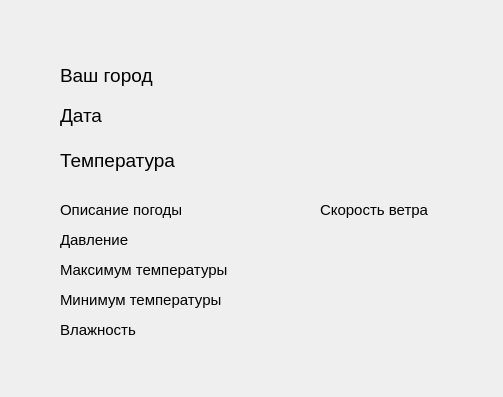
This is day.ui in Arteeemis/DESKTOP-WEATHER-APP as Qt 5 draws it before an edit. The edited form follows.
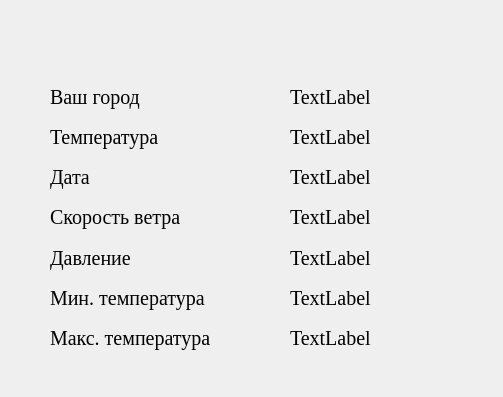
This is the edited form. Icons and pictures are not drawn.

What changed in the file:
```diff
--- a/day.ui
+++ b/day.ui
@@ -13,168 +13,9 @@
   <property name="windowTitle">
    <string>Form</string>
   </property>
-  <widget class="QLabel" name="City">
-   <property name="geometry">
-    <rect>
-     <x>60</x>
-     <y>60</y>
-     <width>131</width>
-     <height>31</height>
-    </rect>
-   </property>
-   <property name="font">
-    <font>
-     <pointsize>14</pointsize>
-    </font>
-   </property>
-   <property name="text">
-    <string>Ваш город</string>
-   </property>
-  </widget>
-  <widget class="QLabel" name="Date">
-   <property name="geometry">
-    <rect>
-     <x>60</x>
-     <y>100</y>
-     <width>141</width>
-     <height>31</height>
-    </rect>
-   </property>
-   <property name="font">
-    <font>
-     <pointsize>14</pointsize>
-    </font>
-   </property>
-   <property name="text">
-    <string>Дата</string>
-   </property>
-  </widget>
-  <widget class="QLabel" name="Temp">
-   <property name="geometry">
-    <rect>
-     <x>60</x>
-     <y>140</y>
-     <width>141</width>
-     <height>41</height>
-    </rect>
-   </property>
-   <property name="font">
-    <font>
-     <pointsize>14</pointsize>
-    </font>
-   </property>
-   <property name="text">
-    <string>Температура</string>
-   </property>
-  </widget>
-  <widget class="QLabel" name="WeatherDiscription">
-   <property name="geometry">
-    <rect>
-     <x>60</x>
-     <y>200</y>
-     <width>161</width>
-     <height>20</height>
-    </rect>
-   </property>
-   <property name="font">
-    <font>
-     <pointsize>11</pointsize>
-    </font>
-   </property>
-   <property name="text">
-    <string>Описание погоды</string>
-   </property>
-  </widget>
-  <widget class="QLabel" name="Pressure">
-   <property name="geometry">
-    <rect>
-     <x>60</x>
-     <y>230</y>
-     <width>91</width>
-     <height>20</height>
-    </rect>
-   </property>
-   <property name="font">
-    <font>
-     <pointsize>11</pointsize>
-    </font>
-   </property>
-   <property name="text">
-    <string>Давление</string>
-   </property>
-  </widget>
-  <widget class="QLabel" name="MaxTemp">
-   <property name="geometry">
-    <rect>
-     <x>60</x>
-     <y>260</y>
-     <width>211</width>
-     <height>20</height>
-    </rect>
-   </property>
-   <property name="font">
-    <font>
-     <pointsize>11</pointsize>
-    </font>
-   </property>
-   <property name="text">
-    <string>Максимум температуры</string>
-   </property>
-  </widget>
-  <widget class="QLabel" name="WindSpeed">
-   <property name="geometry">
-    <rect>
-     <x>320</x>
-     <y>200</y>
-     <width>151</width>
-     <height>20</height>
-    </rect>
-   </property>
-   <property name="font">
-    <font>
-     <pointsize>11</pointsize>
-    </font>
-   </property>
-   <property name="text">
-    <string>Скорость ветра</string>
-   </property>
-  </widget>
-  <widget class="QLabel" name="MinTemp">
-   <property name="geometry">
-    <rect>
-     <x>60</x>
-     <y>290</y>
-     <width>201</width>
-     <height>20</height>
-    </rect>
-   </property>
-   <property name="font">
-    <font>
-     <pointsize>11</pointsize>
-    </font>
-   </property>
-   <property name="text">
-    <string>Минимум температуры</string>
-   </property>
-  </widget>
-  <widget class="QLabel" name="Humidity">
-   <property name="geometry">
-    <rect>
-     <x>60</x>
-     <y>320</y>
-     <width>101</width>
-     <height>20</height>
-    </rect>
-   </property>
-   <property name="font">
-    <font>
-     <pointsize>11</pointsize>
-    </font>
-   </property>
-   <property name="text">
-    <string>Влажность</string>
-   </property>
-  </widget>
+  <property name="styleSheet">
+   <string notr="true"/>
+  </property>
   <widget class="QPushButton" name="GoBack">
    <property name="geometry">
     <rect>
@@ -201,6 +42,232 @@
     <bool>true</bool>
    </property>
   </widget>
+  <widget class="QWidget" name="gridLayoutWidget">
+   <property name="geometry">
+    <rect>
+     <x>50</x>
+     <y>80</y>
+     <width>321</width>
+     <height>275</height>
+    </rect>
+   </property>
+   <property name="font">
+    <font>
+     <family>Times New Roman</family>
+     <pointsize>15</pointsize>
+    </font>
+   </property>
+   <layout class="QGridLayout" name="gridLayout">
+    <item row="4" column="0">
+     <widget class="QLabel" name="Pressure">
+      <property name="font">
+       <font>
+        <family>Times New Roman</family>
+        <pointsize>15</pointsize>
+       </font>
+      </property>
+      <property name="text">
+       <string>Давление</string>
+      </property>
+     </widget>
+    </item>
+    <item row="0" column="2">
+     <widget class="QLabel" name="label">
+      <property name="font">
+       <font>
+        <family>Times New Roman</family>
+        <pointsize>15</pointsize>
+       </font>
+      </property>
+      <property name="text">
+       <string>TextLabel</string>
+      </property>
+     </widget>
+    </item>
+    <item row="2" column="0">
+     <widget class="QLabel" name="Date">
+      <property name="font">
+       <font>
+        <family>Times New Roman</family>
+        <pointsize>15</pointsize>
+       </font>
+      </property>
+      <property name="text">
+       <string>Дата</string>
+      </property>
+     </widget>
+    </item>
+    <item row="1" column="2">
+     <widget class="QLabel" name="label_2">
+      <property name="font">
+       <font>
+        <family>Times New Roman</family>
+        <pointsize>15</pointsize>
+       </font>
+      </property>
+      <property name="text">
+       <string>TextLabel</string>
+      </property>
+     </widget>
+    </item>
+    <item row="3" column="2">
+     <widget class="QLabel" name="label_4">
+      <property name="font">
+       <font>
+        <family>Times New Roman</family>
+        <pointsize>15</pointsize>
+       </font>
+      </property>
+      <property name="text">
+       <string>TextLabel</string>
+      </property>
+     </widget>
+    </item>
+    <item row="5" column="2">
+     <widget class="QLabel" name="label_6">
+      <property name="font">
+       <font>
+        <family>Times New Roman</family>
+        <pointsize>15</pointsize>
+       </font>
+      </property>
+      <property name="text">
+       <string>TextLabel</string>
+      </property>
+     </widget>
+    </item>
+    <item row="6" column="0">
+     <widget class="QLabel" name="MaxTemp">
+      <property name="font">
+       <font>
+        <family>Times New Roman</family>
+        <pointsize>15</pointsize>
+       </font>
+      </property>
+      <property name="text">
+       <string>Макс. температура</string>
+      </property>
+     </widget>
+    </item>
+    <item row="6" column="2">
+     <widget class="QLabel" name="label_7">
+      <property name="font">
+       <font>
+        <family>Times New Roman</family>
+        <pointsize>15</pointsize>
+       </font>
+      </property>
+      <property name="text">
+       <string>TextLabel</string>
+      </property>
+     </widget>
+    </item>
+    <item row="2" column="2">
+     <widget class="QLabel" name="label_3">
+      <property name="font">
+       <font>
+        <family>Times New Roman</family>
+        <pointsize>15</pointsize>
+       </font>
+      </property>
+      <property name="text">
+       <string>TextLabel</string>
+      </property>
+     </widget>
+    </item>
+    <item row="0" column="0">
+     <widget class="QLabel" name="City">
+      <property name="font">
+       <font>
+        <family>Times New Roman</family>
+        <pointsize>15</pointsize>
+       </font>
+      </property>
+      <property name="text">
+       <string>Ваш город</string>
+      </property>
+     </widget>
+    </item>
+    <item row="3" column="0">
+     <widget class="QLabel" name="WindSpeed">
+      <property name="font">
+       <font>
+        <family>Times New Roman</family>
+        <pointsize>15</pointsize>
+       </font>
+      </property>
+      <property name="text">
+       <string>Скорость ветра</string>
+      </property>
+     </widget>
+    </item>
+    <item row="4" column="2">
+     <widget class="QLabel" name="label_5">
+      <property name="font">
+       <font>
+        <family>Times New Roman</family>
+        <pointsize>15</pointsize>
+       </font>
+      </property>
+      <property name="text">
+       <string>TextLabel</string>
+      </property>
+     </widget>
+    </item>
+    <item row="5" column="0">
+     <widget class="QLabel" name="MinTemp">
+      <property name="font">
+       <font>
+        <family>Times New Roman</family>
+        <pointsize>15</pointsize>
+       </font>
+      </property>
+      <property name="text">
+       <string>Мин. температура</string>
+      </property>
+     </widget>
+    </item>
+    <item row="1" column="0">
+     <widget class="QLabel" name="Temp">
+      <property name="font">
+       <font>
+        <family>Times New Roman</family>
+        <pointsize>15</pointsize>
+       </font>
+      </property>
+      <property name="text">
+       <string>Температура</string>
+      </property>
+     </widget>
+    </item>
+    <item row="0" column="1">
+     <spacer name="horizontalSpacer">
+      <property name="orientation">
+       <enum>Qt::Horizontal</enum>
+      </property>
+      <property name="sizeHint" stdset="0">
+       <size>
+        <width>40</width>
+        <height>20</height>
+       </size>
+      </property>
+     </spacer>
+    </item>
+    <item row="6" column="1">
+     <spacer name="horizontalSpacer_2">
+      <property name="orientation">
+       <enum>Qt::Horizontal</enum>
+      </property>
+      <property name="sizeHint" stdset="0">
+       <size>
+        <width>40</width>
+        <height>20</height>
+       </size>
+      </property>
+     </spacer>
+    </item>
+   </layout>
+  </widget>
  </widget>
  <resources>
   <include location="Resource.qrc"/>
```
Left out of the diff: 2 changed lines with no effect on the pictures.
